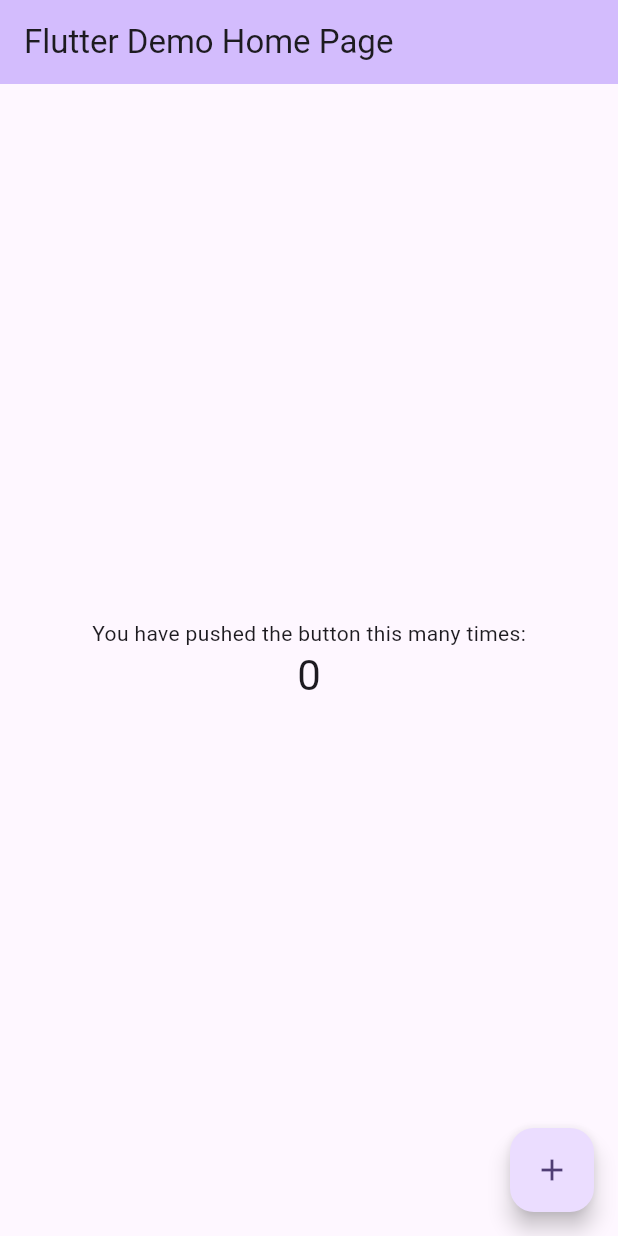
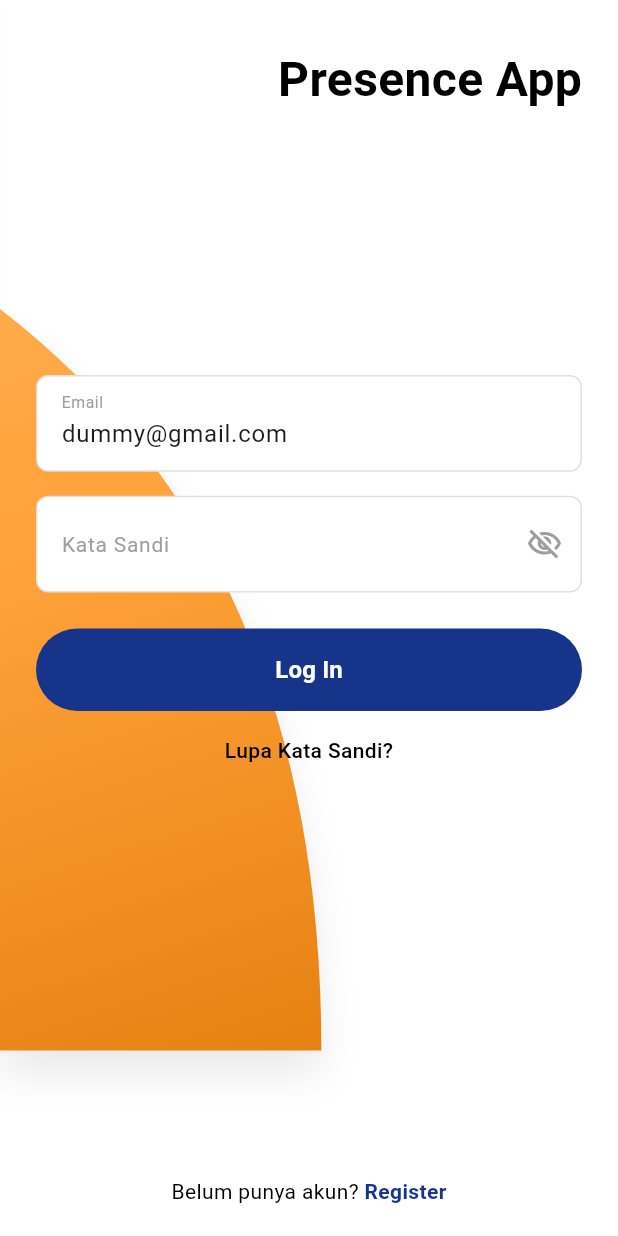
Before and after one commit to mii-harits/app_absensi, a Flutter app: the screen it shows after launch, on a phone screen of 412 x 824 dp. Run offline on Flutter 3.47's test engine with Material 3 defaults, Android fonts, the phone set to English and light mode, and no system bars.

Commit message:
Create Login Screen and Background for Auth - On Progress

```diff
--- a/lib/main.dart
+++ b/lib/main.dart
@@ -1,3 +1,4 @@
+import 'package:app_absensi/views/login_screen.dart';
 import 'package:flutter/material.dart';
 
 void main() {
@@ -30,93 +31,93 @@ class MyApp extends StatelessWidget {
         // tested with just a hot reload.
         colorScheme: .fromSeed(seedColor: Colors.deepPurple),
       ),
-      home: const MyHomePage(title: 'Flutter Demo Home Page'),
+      home: LoginScreen(),
     );
   }
 }
 
-class MyHomePage extends StatefulWidget {
-  const MyHomePage({super.key, required this.title});
+// class MyHomePage extends StatefulWidget {
+//   const MyHomePage({super.key, required this.title});
 
-  // This widget is the home page of your application. It is stateful, meaning
-  // that it has a State object (defined below) that contains fields that affect
-  // how it looks.
+//   // This widget is the home page of your application. It is stateful, meaning
+//   // that it has a State object (defined below) that contains fields that affect
+//   // how it looks.
 
-  // This class is the configuration for the state. It holds the values (in this
-  // case the title) provided by the parent (in this case the App widget) and
-  // used by the build method of the State. Fields in a Widget subclass are
-  // always marked "final".
+//   // This class is the configuration for the state. It holds the values (in this
+//   // case the title) provided by the parent (in this case the App widget) and
+//   // used by the build method of the State. Fields in a Widget subclass are
+//   // always marked "final".
 
-  final String title;
+//   final String title;
 
-  @override
-  State<MyHomePage> createState() => _MyHomePageState();
-}
+//   @override
+//   State<MyHomePage> createState() => _MyHomePageState();
+// }
 
-class _MyHomePageState extends State<MyHomePage> {
-  int _counter = 0;
+// class _MyHomePageState extends State<MyHomePage> {
+//   int _counter = 0;
 
-  void _incrementCounter() {
-    setState(() {
-      // This call to setState tells the Flutter framework that something has
-      // changed in this State, which causes it to rerun the build method below
-      // so that the display can reflect the updated values. If we changed
-      // _counter without calling setState(), then the build method would not be
-      // called again, and so nothing would appear to happen.
-      _counter++;
-    });
-  }
+//   void _incrementCounter() {
+//     setState(() {
+//       // This call to setState tells the Flutter framework that something has
+//       // changed in this State, which causes it to rerun the build method below
+//       // so that the display can reflect the updated values. If we changed
+//       // _counter without calling setState(), then the build method would not be
+//       // called again, and so nothing would appear to happen.
+//       _counter++;
+//     });
+//   }
 
-  @override
-  Widget build(BuildContext context) {
-    // This method is rerun every time setState is called, for instance as done
-    // by the _incrementCounter method above.
-    //
-    // The Flutter framework has been optimized to make rerunning build methods
-    // fast, so that you can just rebuild anything that needs updating rather
-    // than having to individually change instances of widgets.
-    return Scaffold(
-      appBar: AppBar(
-        // TRY THIS: Try changing the color here to a specific color (to
-        // Colors.amber, perhaps?) and trigger a hot reload to see the AppBar
-        // change color while the other colors stay the same.
-        backgroundColor: Theme.of(context).colorScheme.inversePrimary,
-        // Here we take the value from the MyHomePage object that was created by
-        // the App.build method, and use it to set our appbar title.
-        title: Text(widget.title),
-      ),
-      body: Center(
-        // Center is a layout widget. It takes a single child and positions it
-        // in the middle of the parent.
-        child: Column(
-          // Column is also a layout widget. It takes a list of children and
-          // arranges them vertically. By default, it sizes itself to fit its
-          // children horizontally, and tries to be as tall as its parent.
-          //
-          // Column has various properties to control how it sizes itself and
-          // how it positions its children. Here we use mainAxisAlignment to
-          // center the children vertically; the main axis here is the vertical
-          // axis because Columns are vertical (the cross axis would be
-          // horizontal).
-          //
-          // TRY THIS: Invoke "debug painting" (choose the "Toggle Debug Paint"
-          // action in the IDE, or press "p" in the console), to see the
-          // wireframe for each widget.
-          mainAxisAlignment: .center,
-          children: [
-            const Text('You have pushed the button this many times:'),
-            Text(
-              '$_counter',
-              style: Theme.of(context).textTheme.headlineMedium,
-            ),
-          ],
-        ),
-      ),
-      floatingActionButton: FloatingActionButton(
-        onPressed: _incrementCounter,
-        tooltip: 'Increment',
-        child: const Icon(Icons.add),
-      ),
-    );
-  }
-}
+//   @override
+//   Widget build(BuildContext context) {
+//     // This method is rerun every time setState is called, for instance as done
+//     // by the _incrementCounter method above.
+//     //
+//     // The Flutter framework has been optimized to make rerunning build methods
+//     // fast, so that you can just rebuild anything that needs updating rather
+//     // than having to individually change instances of widgets.
+//     return Scaffold(
+//       appBar: AppBar(
+//         // TRY THIS: Try changing the color here to a specific color (to
+//         // Colors.amber, perhaps?) and trigger a hot reload to see the AppBar
+//         // change color while the other colors stay the same.
+//         backgroundColor: Theme.of(context).colorScheme.inversePrimary,
+//         // Here we take the value from the MyHomePage object that was created by
+//         // the App.build method, and use it to set our appbar title.
+//         title: Text(widget.title),
+//       ),
+//       body: Center(
+//         // Center is a layout widget. It takes a single child and positions it
+//         // in the middle of the parent.
+//         child: Column(
+//           // Column is also a layout widget. It takes a list of children and
+//           // arranges them vertically. By default, it sizes itself to fit its
+//           // children horizontally, and tries to be as tall as its parent.
+//           //
+//           // Column has various properties to control how it sizes itself and
+//           // how it positions its children. Here we use mainAxisAlignment to
+//           // center the children vertically; the main axis here is the vertical
+//           // axis because Columns are vertical (the cross axis would be
+//           // horizontal).
+//           //
+//           // TRY THIS: Invoke "debug painting" (choose the "Toggle Debug Paint"
+//           // action in the IDE, or press "p" in the console), to see the
+//           // wireframe for each widget.
+//           mainAxisAlignment: .center,
+//           children: [
+//             const Text('You have pushed the button this many times:'),
+//             Text(
+//               '$_counter',
+//               style: Theme.of(context).textTheme.headlineMedium,
+//             ),
+//           ],
+//         ),
+//       ),
+//       floatingActionButton: FloatingActionButton(
+//         onPressed: _incrementCounter,
+//         tooltip: 'Increment',
+//         child: const Icon(Icons.add),
+//       ),
+//     );
+//   }
+// }
--- /dev/null
+++ b/lib/views/login_screen.dart
@@ -0,0 +1,226 @@
+import 'package:app_absensi/widgets/background_auth.dart';
+import 'package:flutter/material.dart';
+import 'package:flutter/services.dart'; // Dibutuhkan untuk mengatur warna Status Bar
+
+class LoginScreen extends StatefulWidget {
+  const LoginScreen({super.key});
+
+  @override
+  State<LoginScreen> createState() => _LoginScreenState();
+}
+
+class _LoginScreenState extends State<LoginScreen> {
+  final _emailController = TextEditingController(text: 'dummy@gmail.com');
+  final _passwordController = TextEditingController();
+  bool _obscureText = true;
+
+  @override
+  void dispose() {
+    _emailController.dispose();
+    _passwordController.dispose();
+    super.dispose();
+  }
+
+  @override
+  Widget build(BuildContext context) {
+    // Warna biru navy persis tombol login
+    const Color navyColor = Color(0xFF15348A);
+
+    return Scaffold(
+      backgroundColor: Colors.white,
+      // Mengatur warna bar bagian paling atas
+      appBar: AppBar(
+        toolbarHeight:
+            0, // Menyembunyikan AppBar tapi tetap mempertahankan status bar
+        elevation: 0,
+        backgroundColor: navyColor,
+        systemOverlayStyle: const SystemUiOverlayStyle(
+          statusBarColor: navyColor, // Untuk Android
+          statusBarIconBrightness: Brightness.light, // Ikon putih (jam, sinyal)
+          statusBarBrightness: Brightness.dark, // Untuk iOS agar teks putih
+        ),
+      ),
+      body: Stack(
+        children: [
+          // Background oranye estetik dengan gradasi dan bayangan
+          const AuthBackground(),
+
+          // Konten Form
+          SafeArea(
+            child: Padding(
+              padding: const EdgeInsets.symmetric(horizontal: 24.0),
+              child: Column(
+                crossAxisAlignment: CrossAxisAlignment.stretch,
+                children: [
+                  const SizedBox(
+                    height: 30,
+                  ), // Mengurangi sedikit jarak agar seimbang
+                  // Header: Judul Aplikasi
+                  const Align(
+                    alignment: Alignment.centerRight,
+                    child: Text(
+                      'Presence App',
+                      style: TextStyle(
+                        fontSize: 32,
+                        fontWeight: FontWeight.bold,
+                        color: Colors.black,
+                      ),
+                    ),
+                  ),
+
+                  const SizedBox(height: 120),
+
+                  // Teks Log In
+                  const Text(
+                    'Log in',
+                    style: TextStyle(
+                      fontSize: 24,
+                      fontWeight: FontWeight.bold,
+                      color: Colors.white,
+                    ),
+                  ),
+
+                  const SizedBox(height: 20),
+
+                  // Input Email
+                  Container(
+                    decoration: BoxDecoration(
+                      color: Colors.white,
+                      borderRadius: BorderRadius.circular(8),
+                      border: Border.all(color: Colors.grey.shade300),
+                    ),
+                    child: TextField(
+                      controller: _emailController,
+                      keyboardType: TextInputType.emailAddress,
+                      decoration: const InputDecoration(
+                        labelText: 'Email',
+                        labelStyle: TextStyle(color: Colors.grey, fontSize: 14),
+                        contentPadding: EdgeInsets.symmetric(
+                          horizontal: 16,
+                          vertical: 12,
+                        ),
+                        border: InputBorder.none,
+                      ),
+                    ),
+                  ),
+
+                  const SizedBox(height: 16),
+
+                  // Input Kata Sandi
+                  Container(
+                    decoration: BoxDecoration(
+                      color: Colors.white,
+                      borderRadius: BorderRadius.circular(8),
+                      border: Border.all(color: Colors.grey.shade300),
+                    ),
+                    child: TextField(
+                      controller: _passwordController,
+                      obscureText: _obscureText,
+                      decoration: InputDecoration(
+                        labelText: 'Kata Sandi',
+                        labelStyle: const TextStyle(
+                          color: Colors.grey,
+                          fontSize: 14,
+                        ),
+                        contentPadding: const EdgeInsets.symmetric(
+                          horizontal: 16,
+                          vertical: 12,
+                        ),
+                        border: InputBorder.none,
+                        suffixIcon: IconButton(
+                          icon: Icon(
+                            _obscureText
+                                ? Icons.visibility_off_outlined
+                                : Icons.visibility_outlined,
+                            color: Colors.grey,
+                          ),
+                          onPressed: () {
+                            setState(() {
+                              _obscureText = !_obscureText;
+                            });
+                          },
+                        ),
+                      ),
+                    ),
+                  ),
+
+                  const SizedBox(height: 24),
+
+                  // Tombol Log In
+                  ElevatedButton(
+                    onPressed: () {
+                      // Logika login di sini
+                    },
+                    style: ElevatedButton.styleFrom(
+                      backgroundColor: navyColor,
+                      foregroundColor: Colors.white,
+                      padding: const EdgeInsets.symmetric(vertical: 16),
+                      shape: RoundedRectangleBorder(
+                        borderRadius: BorderRadius.circular(30),
+                      ),
+                      elevation: 0,
+                    ),
+                    child: const Text(
+                      'Log In',
+                      style: TextStyle(
+                        fontSize: 16,
+                        fontWeight: FontWeight.bold,
+                      ),
+                    ),
+                  ),
+
+                  const SizedBox(height: 16),
+
+                  // Lupa Kata Sandi
+                  GestureDetector(
+                    onTap: () {
+                      // Navigasi ke Lupa Sandi
+                    },
+                    child: const Text(
+                      'Lupa Kata Sandi?',
+                      textAlign: TextAlign.center,
+                      style: TextStyle(
+                        color: Colors.black,
+                        fontSize: 14,
+                        fontWeight: FontWeight.w500,
+                      ),
+                    ),
+                  ),
+
+                  const Spacer(),
+
+                  // Footer: Register
+                  Padding(
+                    padding: const EdgeInsets.only(bottom: 20.0),
+                    child: Row(
+                      mainAxisAlignment: MainAxisAlignment.center,
+                      children: [
+                        const Text(
+                          'Belum punya akun? ',
+                          style: TextStyle(color: Colors.black, fontSize: 14),
+                        ),
+                        GestureDetector(
+                          onTap: () {
+                            // Navigasi ke Register
+                          },
+                          child: const Text(
+                            'Register',
+                            style: TextStyle(
+                              color: navyColor,
+                              fontWeight: FontWeight.bold,
+                              fontSize: 14,
+                            ),
+                          ),
+                        ),
+                      ],
+                    ),
+                  ),
+                ],
+              ),
+            ),
+          ),
+        ],
+      ),
+    );
+  }
+}
--- /dev/null
+++ b/lib/widgets/background_auth.dart
@@ -0,0 +1,55 @@
+import 'package:flutter/material.dart';
+
+class AuthBackground extends StatelessWidget {
+  const AuthBackground({super.key});
+
+  @override
+  Widget build(BuildContext context) {
+    return Positioned.fill(child: CustomPaint(painter: BackgroundPainter()));
+  }
+}
+
+class BackgroundPainter extends CustomPainter {
+  @override
+  void paint(Canvas canvas, Size size) {
+    // 1. Definisikan Path Lengkungan
+    final path = Path();
+    path.moveTo(0, 0);
+    path.lineTo(0, size.height * 0.85);
+    path.lineTo(size.width * 0.52, size.height * 0.85);
+    path.quadraticBezierTo(
+      size.width * 0.52,
+      size.height * 0.45,
+      size.width * 0.0,
+      size.height * 0.25,
+    );
+    path.close(); // Menutup path ke titik awal (0,0)
+
+    // 2. Buat Efek Bayangan (Shadow) agar terlihat mengambang dan keren
+    canvas.drawShadow(
+      path,
+      Colors.black.withAlpha(80), // Warna bayangan yang lembut
+      8.0, // Radius blur bayangan
+      true, // Efek transparansi pada bayangan
+    );
+
+    // 3. Buat Gradasi Warna Oranye yang estetik
+    final paint = Paint()
+      ..shader = const LinearGradient(
+        begin: Alignment.topLeft,
+        end: Alignment.bottomRight,
+        colors: [
+          Color(0xFFFFB35A), // Oranye agak terang di pojok kiri atas
+          Color(0xFFFFA23A), // Oranye utama di tengah
+          Color(0xFFE68110), // Oranye lebih gelap di kanan bawah
+        ],
+      ).createShader(Rect.fromLTWH(0, 0, size.width * 0.55, size.height * 0.85))
+      ..style = PaintingStyle.fill;
+
+    // 4. Gambar path dengan warna gradasi tersebut
+    canvas.drawPath(path, paint);
+  }
+
+  @override
+  bool shouldRepaint(covariant CustomPainter oldDelegate) => false;
+}
```
